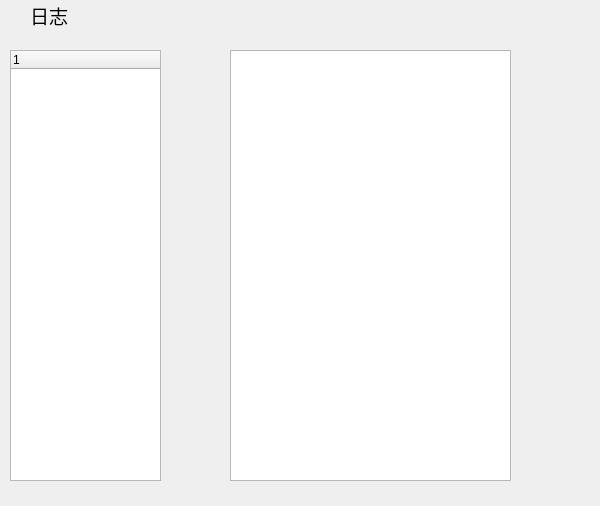
This is blogframe.ui in hanjiang1073/MyDBMS as Qt 5 draws it before an edit. The edited form follows.
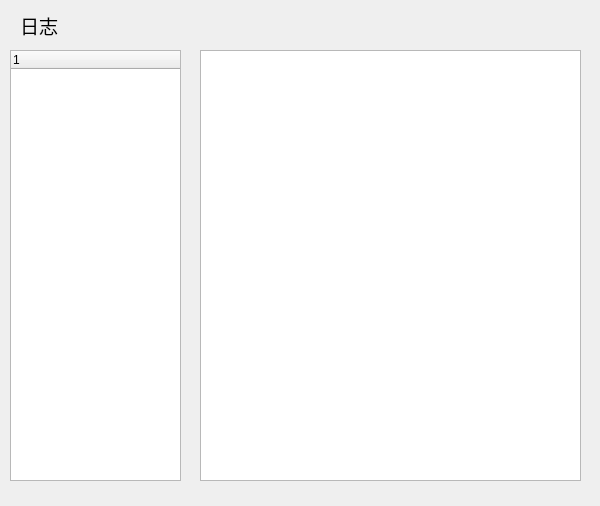
This is the edited form.

Patch:
```diff
--- a/blogframe.ui
+++ b/blogframe.ui
@@ -18,7 +18,7 @@
     <rect>
      <x>10</x>
      <y>50</y>
-     <width>151</width>
+     <width>171</width>
      <height>431</height>
     </rect>
    </property>
@@ -31,9 +31,9 @@
   <widget class="QTextBrowser" name="textBrowser">
    <property name="geometry">
     <rect>
-     <x>230</x>
+     <x>200</x>
      <y>50</y>
-     <width>281</width>
+     <width>381</width>
      <height>431</height>
     </rect>
    </property>
@@ -41,8 +41,8 @@
   <widget class="QLabel" name="label">
    <property name="geometry">
     <rect>
-     <x>30</x>
-     <y>0</y>
+     <x>20</x>
+     <y>10</y>
      <width>101</width>
      <height>31</height>
     </rect>
```
